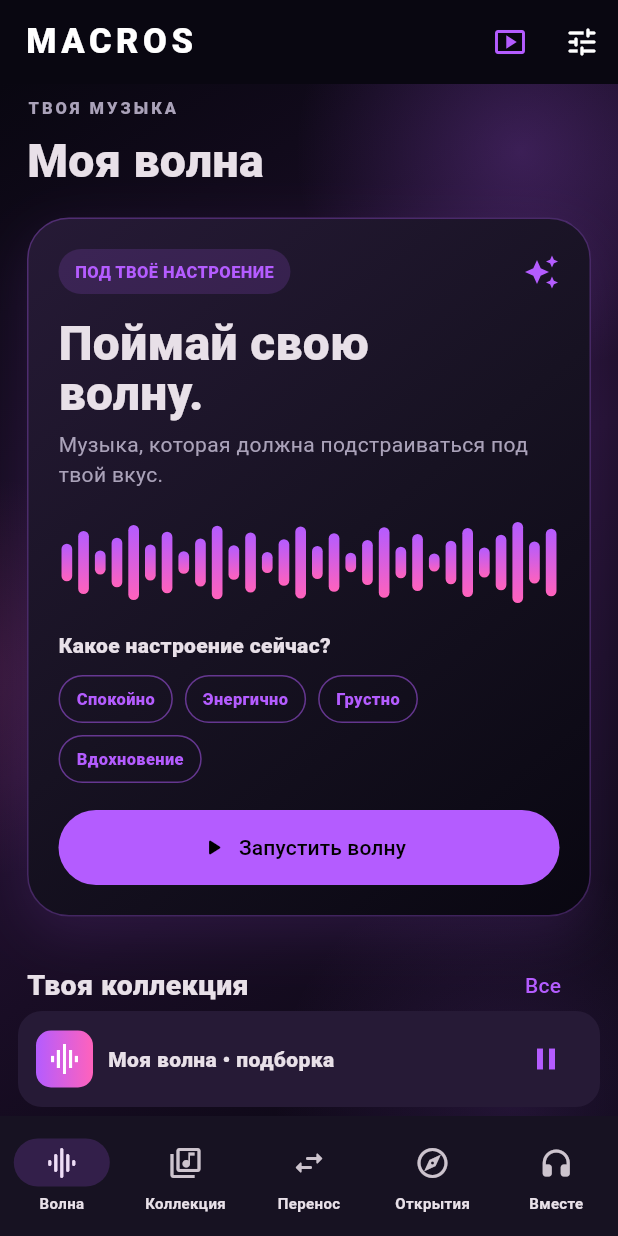
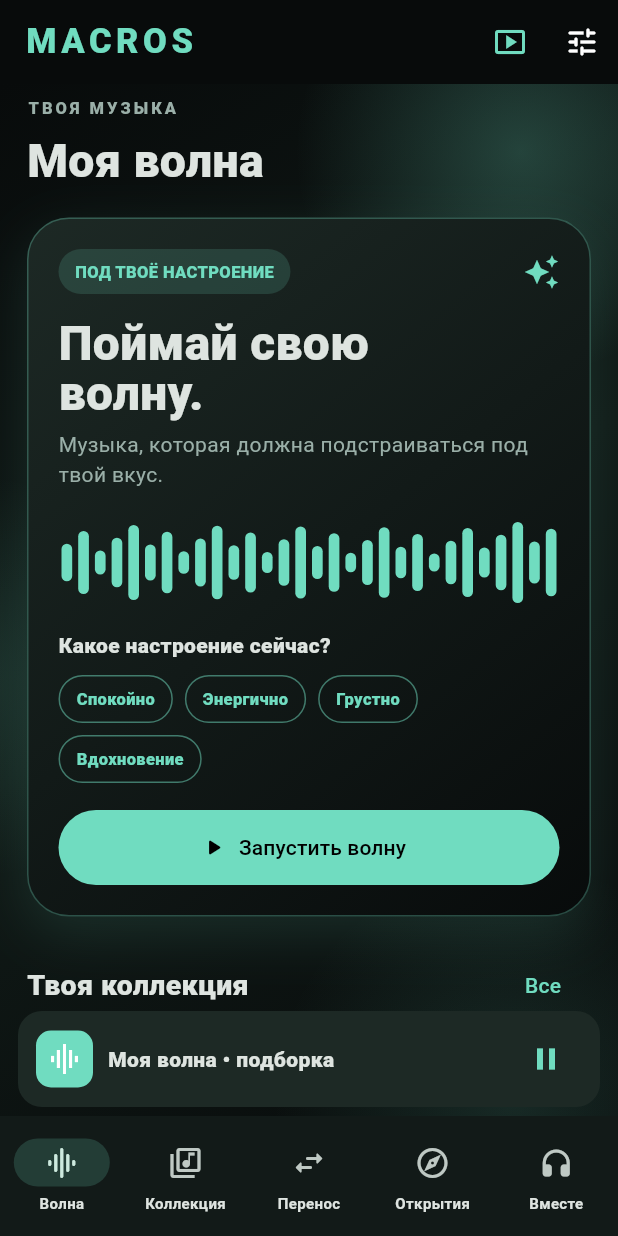
Before and after one commit to andronovmatvey02-bit/macros-music-app, a Flutter app: the screen it shows after launch, after a tap on "Запустить волну", on a phone screen of 412 x 824 dp. Run offline on Flutter 3.47's test engine with Material 3 defaults, Android fonts, the phone set to English and light mode, and no system bars; our stand-ins replace material_ui, shared_preferences.

Commit message:
Apply MACROS black-mint visual theme across app

```diff
--- a/lib/main.dart
+++ b/lib/main.dart
@@ -8,7 +8,7 @@ void main() {
   runApp(const MacrosApp());
 }
 
-const _muted = Color(0xFFAAA2B9);
+const _muted = Color(0xFF9AAFA8);
 
 class AppPalette {
   const AppPalette(this.name, this.background, this.surface, this.surface2, this.accent, this.accent2, this.light);
@@ -18,7 +18,7 @@ class AppPalette {
 }
 
 const palettes = <AppPalette>[
-  AppPalette('Neon Purple', Color(0xFF090711), Color(0xFF171222), Color(0xFF261A36), Color(0xFFB45CFF), Color(0xFFFF62BC), false),
+  AppPalette('Black Mint', Color(0xFF080B0B), Color(0xFF121A18), Color(0xFF1D2925), Color(0xFF70DCC0), Color(0xFF70DCC0), false),
   AppPalette('Monochrome', Color(0xFF090A0D), Color(0xFF191B20), Color(0xFF292C33), Color(0xFFE4E6EC), Color(0xFF9EA3AF), false),
   AppPalette('Pure Light', Color(0xFFF4F1F8), Color(0xFFFFFFFF), Color(0xFFEAE4F2), Color(0xFF8246D8), Color(0xFFE65B9E), true),
   AppPalette('Midnight', Color(0xFF07111D), Color(0xFF101F30), Color(0xFF19334A), Color(0xFF42C8E8), Color(0xFF8B7CFF), false),
@@ -122,7 +122,7 @@ class _MacrosShellState extends State<MacrosShell> {
     ];
     return Scaffold(
       appBar: AppBar(
-        title: const Text('MACROS', style: TextStyle(fontSize: 23, fontWeight: FontWeight.w900, letterSpacing: 3)),
+        title: Text('MACROS', style: TextStyle(fontSize: 23, fontWeight: FontWeight.w900, letterSpacing: 3, color: p.accent)),
         actions: [
           IconButton(tooltip: 'Клипы', onPressed: () => _go(5), icon: Icon(Icons.smart_display_outlined, color: p.accent)),
           IconButton(tooltip: 'Настройки', onPressed: () => _go(6), icon: const Icon(Icons.tune_rounded)),
@@ -446,7 +446,7 @@ class SettingsPage extends StatelessWidget {
   Widget build(BuildContext context) => ListView(padding: const EdgeInsets.all(18), children: [
     const Text('Настройки', style: TextStyle(fontSize: 29, fontWeight: FontWeight.w900)),
     const SizedBox(height: 5),
-    const Text('MACROS 0.7.1 (сборка 8)', style: TextStyle(color: _muted, fontSize: 12, fontWeight: FontWeight.w700)),
+    const Text('MACROS 0.8.0 (сборка 9)', style: TextStyle(color: _muted, fontSize: 12, fontWeight: FontWeight.w700)),
     const SizedBox(height: 18),
     const Text('Оформление и фон', style: TextStyle(fontSize: 19, fontWeight: FontWeight.w900)),
     const SizedBox(height: 10),
@@ -470,13 +470,13 @@ class _ThemeBackdrop extends StatelessWidget {
   @override
   Widget build(BuildContext context) {
     final gradients = <List<Color>>[
-      [const Color(0xFF090711), const Color(0xFF21102F), const Color(0xFF090711)],
+      [const Color(0xFF080B0B), const Color(0xFF101A17), const Color(0xFF080B0B)],
       [const Color(0xFF050608), const Color(0xFF20232A), const Color(0xFF090A0D)],
       [const Color(0xFFF9F6FF), const Color(0xFFE8DDF8), const Color(0xFFF4F1F8)],
       [const Color(0xFF06101C), const Color(0xFF0B2940), const Color(0xFF07111D)],
     ];
     final glow = <Color>[
-      const Color(0xFFB45CFF), const Color(0xFFB8C0D0),
+      const Color(0xFF70DCC0), const Color(0xFFB8C0D0),
       const Color(0xFFC9A5FF), const Color(0xFF24BFE5),
     ][themeIndex];
     return IgnorePointer(child: Stack(fit: StackFit.expand, children: [
```
